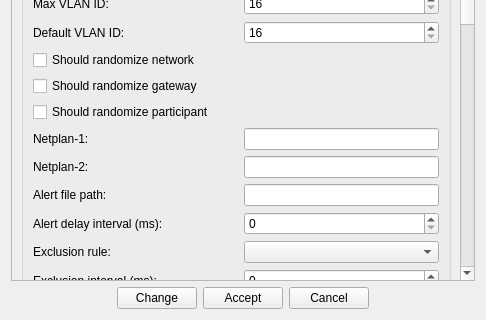
Above: src/VMTD/VMTD/VMTDSettingsForm.ui from ekushko/qt-vxlan-mtd before the change; both pictures show x 0 to 486 and y 396 to 716 of the 486 by 716 pixel window. Below: the same form after it.
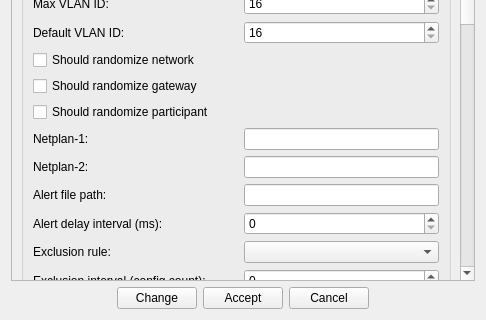
That is the form after the change.

```diff
--- a/src/VMTD/VMTD/VMTDSettingsForm.ui
+++ b/src/VMTD/VMTD/VMTDSettingsForm.ui
@@ -54,7 +54,7 @@
       <property name="geometry">
        <rect>
         <x>0</x>
-        <y>-368</y>
+        <y>-476</y>
         <width>452</width>
         <height>1108</height>
        </rect>
@@ -335,7 +335,7 @@
           <item row="21" column="0">
            <widget class="QLabel" name="_20">
             <property name="text">
-             <string>Exclusion interval (ms):</string>
+             <string>Exclusion interval (config count):</string>
             </property>
            </widget>
           </item>
```
